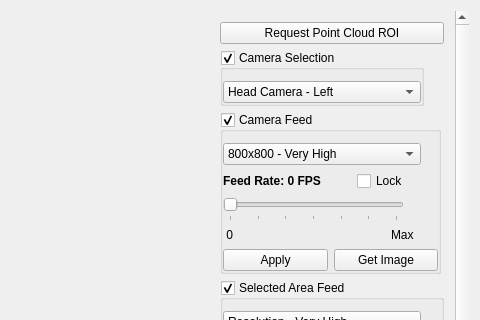
This is vigir_ocs_camera_viewer_custom/src/ui/camera_viewer_custom_widget.ui in team-vigir/vigir_ocs_common as Qt 5 draws it before an edit; both pictures show x 247 to 727 and y 0 to 320 of the 727 by 600 pixel window. The edited form follows.
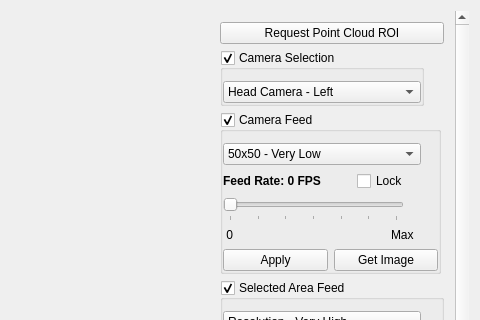
This is the edited form. Custom widgets are drawn as their Qt base class.

Commit message: bugs fixed: - default feed resolution is very low again - snap to robot pose is working in the ghost control widget - set goal pose is working again in the map view

```diff
--- a/vigir_ocs_camera_viewer_custom/src/ui/camera_viewer_custom_widget.ui
+++ b/vigir_ocs_camera_viewer_custom/src/ui/camera_viewer_custom_widget.ui
@@ -111,7 +111,7 @@
          <property name="geometry">
           <rect>
            <x>0</x>
-           <y>-307</y>
+           <y>0</y>
            <width>244</width>
            <height>952</height>
           </rect>
@@ -287,7 +287,7 @@
                 </size>
                </property>
                <property name="currentIndex">
-                <number>0</number>
+                <number>4</number>
                </property>
                <item>
                 <property name="text">
```
The commit also changes 4 other files.
